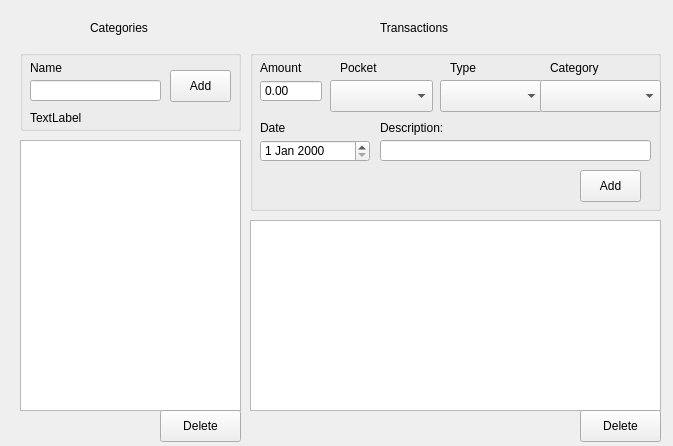
Qt form ui/transactions_widget.ui (fishija/fcontrol-personal-finance) before a commit.
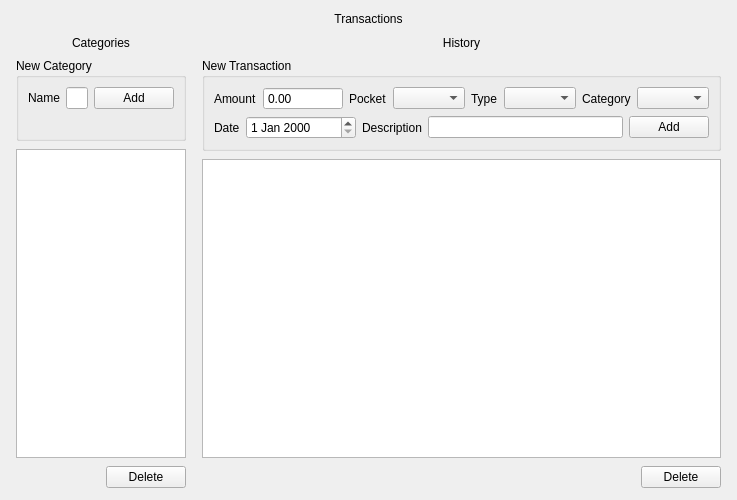
The same form after that commit.

Commit message: Update transactions view to meet base usability requirements

```diff
--- a/ui/transactions_widget.ui
+++ b/ui/transactions_widget.ui
@@ -6,314 +6,330 @@
    <rect>
     <x>0</x>
     <y>0</y>
-    <width>673</width>
-    <height>446</height>
+    <width>700</width>
+    <height>500</height>
    </rect>
   </property>
   <property name="windowTitle">
    <string>Form</string>
   </property>
-  <widget class="QListWidget" name="transactionsList">
-   <property name="geometry">
-    <rect>
-     <x>250</x>
-     <y>220</y>
-     <width>411</width>
-     <height>191</height>
-    </rect>
+  <layout class="QVBoxLayout" name="mainLayout">
+   <property name="leftMargin">
+    <number>16</number>
    </property>
-  </widget>
+   <property name="topMargin">
+    <number>12</number>
+   </property>
+   <property name="rightMargin">
+    <number>16</number>
+   </property>
+   <property name="bottomMargin">
+    <number>12</number>
+   </property>
+   <property name="spacing">
+    <number>10</number>
+   </property>
+   <item>
+    <widget class="QLabel" name="label">
+     <property name="text">
+      <string>Transactions</string>
+     </property>
+     <property name="alignment">
+      <set>Qt::AlignmentFlag::AlignCenter</set>
+     </property>
+    </widget>
+   </item>
+   <item>
+    <layout class="QHBoxLayout" name="contentLayout">
+     <property name="spacing">
+      <number>16</number>
+     </property>
+     <item>
+      <layout class="QVBoxLayout" name="categoriesColumn">
+       <property name="spacing">
+        <number>8</number>
+       </property>
+       <item>
+        <widget class="QLabel" name="label_2">
+         <property name="text">
+          <string>Categories</string>
+         </property>
+         <property name="alignment">
+          <set>Qt::AlignmentFlag::AlignCenter</set>
+         </property>
+        </widget>
+       </item>
+       <item>
   <widget class="QGroupBox" name="groupBox">
-   <property name="geometry">
-    <rect>
-     <x>20</x>
-     <y>50</y>
-     <width>221</width>
-     <height>81</height>
-    </rect>
-   </property>
    <property name="title">
-    <string/>
-   </property>
-   <widget class="QLineEdit" name="categoryNameInput">
-    <property name="geometry">
-     <rect>
-      <x>10</x>
-      <y>30</y>
-      <width>131</width>
-      <height>21</height>
-     </rect>
-    </property>
-   </widget>
+          <string>New Category</string>
+         </property>
+         <layout class="QVBoxLayout" name="categoryGroupLayout">
+          <property name="spacing">
+           <number>6</number>
+          </property>
+          <item>
+           <layout class="QHBoxLayout" name="categoryInputLayout">
+            <property name="spacing">
+             <number>6</number>
+            </property>
+            <item>
    <widget class="QLabel" name="label_3">
-    <property name="geometry">
-     <rect>
-      <x>10</x>
-      <y>10</y>
-      <width>58</width>
-      <height>16</height>
-     </rect>
-    </property>
     <property name="text">
      <string>Name</string>
     </property>
    </widget>
+            </item>
+            <item>
+             <widget class="QLineEdit" name="categoryNameInput">
+              <property name="sizePolicy">
+               <sizepolicy hsizetype="Expanding" vsizetype="Fixed">
+                <horstretch>1</horstretch>
+                <verstretch>0</verstretch>
+               </sizepolicy>
+              </property>
+             </widget>
+            </item>
+            <item>
    <widget class="QPushButton" name="addCategoryButton">
-    <property name="geometry">
-     <rect>
-      <x>150</x>
-      <y>20</y>
-      <width>61</width>
-      <height>32</height>
-     </rect>
-    </property>
     <property name="text">
      <string>Add</string>
     </property>
    </widget>
+            </item>
+           </layout>
+          </item>
+          <item>
    <widget class="QLabel" name="infoLabel">
-    <property name="geometry">
-     <rect>
-      <x>10</x>
-      <y>60</y>
-      <width>191</width>
-      <height>16</height>
-     </rect>
-    </property>
     <property name="text">
-     <string>TextLabel</string>
-    </property>
-   </widget>
-  </widget>
-  <widget class="QLabel" name="label">
-   <property name="geometry">
-    <rect>
-     <x>380</x>
-     <y>20</y>
-     <width>101</width>
-     <height>16</height>
-    </rect>
-   </property>
-   <property name="text">
-    <string>Transactions</string>
-   </property>
-  </widget>
-  <widget class="QLabel" name="label_2">
-   <property name="geometry">
-    <rect>
-     <x>90</x>
-     <y>20</y>
-     <width>91</width>
-     <height>16</height>
-    </rect>
-   </property>
-   <property name="text">
-    <string>Categories</string>
-   </property>
-  </widget>
+             <string/>
+            </property>
+           </widget>
+          </item>
+         </layout>
+        </widget>
+       </item>
+       <item>
   <widget class="QListWidget" name="categoriesList">
-   <property name="geometry">
-    <rect>
-     <x>20</x>
-     <y>140</y>
-     <width>221</width>
-     <height>271</height>
-    </rect>
-   </property>
-  </widget>
+         <property name="sizePolicy">
+          <sizepolicy hsizetype="Expanding" vsizetype="Expanding">
+           <horstretch>0</horstretch>
+           <verstretch>1</verstretch>
+          </sizepolicy>
+         </property>
+        </widget>
+       </item>
+       <item>
+        <layout class="QHBoxLayout" name="categoryButtonsLayout">
+         <item>
+          <spacer name="catButtonSpacer">
+           <property name="orientation">
+            <enum>Qt::Orientation::Horizontal</enum>
+           </property>
+           <property name="sizeHint" stdset="0">
+            <size>
+             <width>40</width>
+             <height>20</height>
+            </size>
+           </property>
+          </spacer>
+         </item>
+         <item>
   <widget class="QPushButton" name="deleteCategoryButton">
-   <property name="geometry">
-    <rect>
-     <x>160</x>
-     <y>410</y>
-     <width>81</width>
-     <height>32</height>
-    </rect>
-   </property>
    <property name="text">
     <string>Delete</string>
    </property>
   </widget>
+         </item>
+        </layout>
+       </item>
+      </layout>
+     </item>
+     <item>
+      <layout class="QVBoxLayout" name="transactionsColumn">
+       <property name="spacing">
+        <number>8</number>
+       </property>
+       <item>
+        <widget class="QLabel" name="label_10">
+         <property name="text">
+          <string>History</string>
+         </property>
+         <property name="alignment">
+          <set>Qt::AlignmentFlag::AlignCenter</set>
+         </property>
+        </widget>
+       </item>
+       <item>
   <widget class="QGroupBox" name="groupBox_2">
-   <property name="geometry">
-    <rect>
-     <x>250</x>
-     <y>50</y>
-     <width>411</width>
-     <height>161</height>
-    </rect>
-   </property>
    <property name="title">
-    <string/>
-   </property>
+          <string>New Transaction</string>
+         </property>
+         <layout class="QVBoxLayout" name="transactionGroupLayout">
+          <property name="spacing">
+           <number>6</number>
+          </property>
+          <item>
+           <layout class="QHBoxLayout" name="transRow1">
+            <property name="spacing">
+             <number>6</number>
+            </property>
+            <item>
+             <widget class="QLabel" name="label_4">
+              <property name="text">
+               <string>Amount</string>
+              </property>
+             </widget>
+            </item>
+            <item>
    <widget class="QDoubleSpinBox" name="transactionAmountInput">
-    <property name="geometry">
-     <rect>
-      <x>10</x>
-      <y>30</y>
-      <width>62</width>
-      <height>22</height>
-     </rect>
+              <property name="minimumSize">
+               <size>
+                <width>80</width>
+                <height>0</height>
+               </size>
     </property>
     <property name="buttonSymbols">
      <enum>QAbstractSpinBox::ButtonSymbols::NoButtons</enum>
     </property>
    </widget>
-   <widget class="QLabel" name="label_4">
-    <property name="geometry">
-     <rect>
-      <x>10</x>
-      <y>10</y>
-      <width>58</width>
-      <height>16</height>
-     </rect>
-    </property>
-    <property name="text">
-     <string>Amount</string>
-    </property>
-   </widget>
+            </item>
+            <item>
    <widget class="QLabel" name="label_5">
-    <property name="geometry">
-     <rect>
-      <x>90</x>
-      <y>10</y>
-      <width>58</width>
-      <height>16</height>
-     </rect>
-    </property>
     <property name="text">
      <string>Pocket</string>
     </property>
    </widget>
+            </item>
+            <item>
    <widget class="QComboBox" name="transactionPocketSelect">
-    <property name="geometry">
-     <rect>
-      <x>80</x>
-      <y>30</y>
-      <width>103</width>
-      <height>32</height>
-     </rect>
-    </property>
-   </widget>
-   <widget class="QComboBox" name="transactionTypeSelect">
-    <property name="geometry">
-     <rect>
-      <x>190</x>
-      <y>30</y>
-      <width>103</width>
-      <height>32</height>
-     </rect>
-    </property>
-   </widget>
+              <property name="sizePolicy">
+               <sizepolicy hsizetype="Expanding" vsizetype="Fixed">
+                <horstretch>1</horstretch>
+                <verstretch>0</verstretch>
+               </sizepolicy>
+              </property>
+             </widget>
+            </item>
+            <item>
    <widget class="QLabel" name="label_6">
-    <property name="geometry">
-     <rect>
-      <x>200</x>
-      <y>10</y>
-      <width>58</width>
-      <height>16</height>
-     </rect>
-    </property>
     <property name="text">
      <string>Type</string>
     </property>
    </widget>
-   <widget class="QDateEdit" name="transactionDateInput">
-    <property name="geometry">
-     <rect>
-      <x>10</x>
-      <y>90</y>
-      <width>110</width>
-      <height>22</height>
-     </rect>
-    </property>
-   </widget>
-   <widget class="QLabel" name="label_7">
-    <property name="geometry">
-     <rect>
-      <x>10</x>
-      <y>70</y>
-      <width>58</width>
-      <height>16</height>
-     </rect>
-    </property>
-    <property name="text">
-     <string>Date</string>
-    </property>
-   </widget>
+            </item>
+            <item>
+             <widget class="QComboBox" name="transactionTypeSelect"/>
+            </item>
+            <item>
    <widget class="QLabel" name="label_8">
-    <property name="geometry">
-     <rect>
-      <x>300</x>
-      <y>10</y>
-      <width>58</width>
-      <height>16</height>
-     </rect>
-    </property>
     <property name="text">
      <string>Category</string>
     </property>
    </widget>
+            </item>
+            <item>
    <widget class="QComboBox" name="transactionCategorySelect">
-    <property name="geometry">
-     <rect>
-      <x>290</x>
-      <y>30</y>
-      <width>121</width>
-      <height>32</height>
-     </rect>
-    </property>
-   </widget>
+              <property name="sizePolicy">
+               <sizepolicy hsizetype="Expanding" vsizetype="Fixed">
+                <horstretch>1</horstretch>
+                <verstretch>0</verstretch>
+               </sizepolicy>
+              </property>
+             </widget>
+            </item>
+           </layout>
+          </item>
+          <item>
+           <layout class="QHBoxLayout" name="transRow2">
+            <property name="spacing">
+             <number>6</number>
+            </property>
+            <item>
+             <widget class="QLabel" name="label_7">
+              <property name="text">
+               <string>Date</string>
+              </property>
+             </widget>
+            </item>
+            <item>
+             <widget class="QDateEdit" name="transactionDateInput">
+              <property name="minimumSize">
+               <size>
+                <width>110</width>
+                <height>0</height>
+               </size>
+              </property>
+             </widget>
+            </item>
+            <item>
    <widget class="QLabel" name="label_9">
-    <property name="geometry">
-     <rect>
-      <x>130</x>
-      <y>70</y>
-      <width>81</width>
-      <height>16</height>
-     </rect>
-    </property>
     <property name="text">
-     <string>Description:</string>
-    </property>
-   </widget>
+               <string>Description</string>
+              </property>
+             </widget>
+            </item>
+            <item>
    <widget class="QLineEdit" name="transactionDescriptionInput">
-    <property name="geometry">
-     <rect>
-      <x>130</x>
-      <y>90</y>
-      <width>271</width>
-      <height>21</height>
-     </rect>
-    </property>
-   </widget>
+              <property name="sizePolicy">
+               <sizepolicy hsizetype="Expanding" vsizetype="Fixed">
+                <horstretch>1</horstretch>
+                <verstretch>0</verstretch>
+               </sizepolicy>
+              </property>
+             </widget>
+            </item>
+            <item>
    <widget class="QPushButton" name="addTransactionButton">
-    <property name="geometry">
-     <rect>
-      <x>330</x>
-      <y>120</y>
-      <width>61</width>
-      <height>32</height>
-     </rect>
-    </property>
     <property name="text">
      <string>Add</string>
     </property>
    </widget>
-  </widget>
+            </item>
+           </layout>
+          </item>
+         </layout>
+        </widget>
+       </item>
+       <item>
+        <widget class="QListWidget" name="transactionsList">
+         <property name="sizePolicy">
+          <sizepolicy hsizetype="Expanding" vsizetype="Expanding">
+           <horstretch>0</horstretch>
+           <verstretch>1</verstretch>
+          </sizepolicy>
+         </property>
+        </widget>
+       </item>
+       <item>
+        <layout class="QHBoxLayout" name="transButtonsLayout">
+         <item>
+          <spacer name="transButtonSpacer">
+           <property name="orientation">
+            <enum>Qt::Orientation::Horizontal</enum>
+           </property>
+           <property name="sizeHint" stdset="0">
+            <size>
+             <width>40</width>
+             <height>20</height>
+            </size>
+           </property>
+          </spacer>
+         </item>
+         <item>
   <widget class="QPushButton" name="deleteTransactionButton">
-   <property name="geometry">
-    <rect>
-     <x>580</x>
-     <y>410</y>
-     <width>81</width>
-     <height>32</height>
-    </rect>
-   </property>
    <property name="text">
     <string>Delete</string>
    </property>
   </widget>
+         </item>
+        </layout>
+       </item>
+      </layout>
+     </item>
+    </layout>
+   </item>
+  </layout>
  </widget>
  <resources/>
  <connections/>
```
Lines whose indentation alone changed are shown as unchanged. The commit also changes 1 other file.
